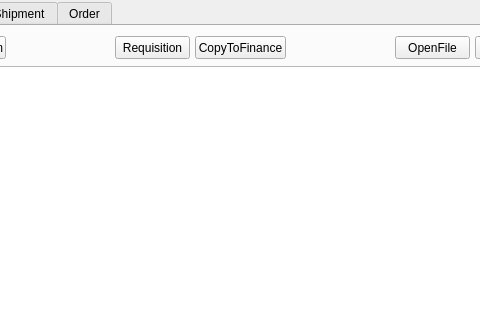
Old version of the form TISDesk/TIS_mainwindow.ui in the repository GdRaymond/TISProduction; both pictures show x 267 to 747 and y 0 to 320 of the 1364 by 695 pixel window.
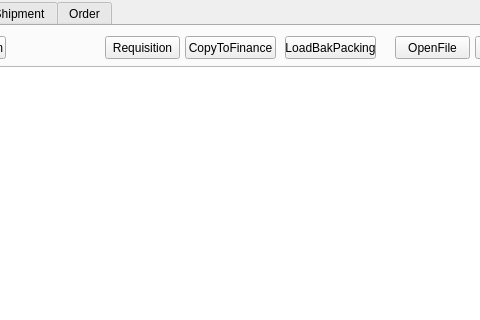
New version of the form. The open tabs and pages were chosen to show the change. Icons and pictures are not drawn.

The edit to the form file:
```diff
--- a/TISDesk/TIS_mainwindow.ui
+++ b/TISDesk/TIS_mainwindow.ui
@@ -73,7 +73,7 @@
      <widget class="QPushButton" name="btnCopy">
       <property name="geometry">
        <rect>
-        <x>460</x>
+        <x>450</x>
         <y>10</y>
         <width>91</width>
         <height>23</height>
@@ -86,7 +86,7 @@
      <widget class="QPushButton" name="btnRequisition">
       <property name="geometry">
        <rect>
-        <x>380</x>
+        <x>370</x>
         <y>10</y>
         <width>75</width>
         <height>23</height>
@@ -135,6 +135,19 @@
        <string>3-CalAllVolum</string>
       </property>
      </widget>
+     <widget class="QPushButton" name="btn_load_bak_packinglist">
+      <property name="geometry">
+       <rect>
+        <x>550</x>
+        <y>10</y>
+        <width>91</width>
+        <height>23</height>
+       </rect>
+      </property>
+      <property name="text">
+       <string>LoadBakPacking</string>
+      </property>
+     </widget>
     </widget>
     <widget class="QWidget" name="tab_2">
      <attribute name="title">
```
Left out of the diff: 2 changed lines with no effect on the pictures.
